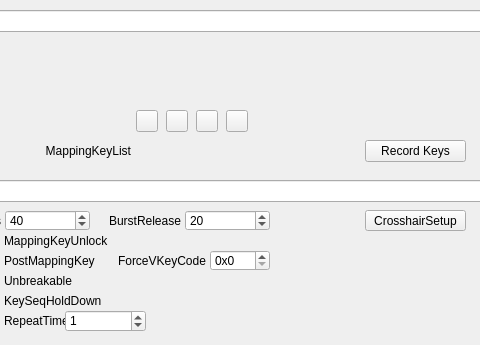
Before: the Qt Designer form QKeyMapper/qitemsetupdialog.ui in Zalafina/QKeyMapper, drawn with Qt 5; both pictures show x 245 to 725 and y 0 to 345 of the 820 by 345 pixel window.
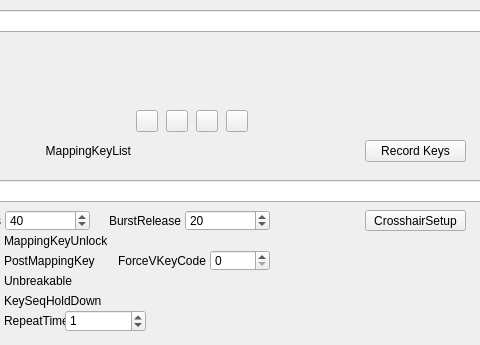
After: the same form once the commit is applied.

Patch:
```diff
--- a/QKeyMapper/qitemsetupdialog.ui
+++ b/QKeyMapper/qitemsetupdialog.ui
@@ -802,15 +802,6 @@
    <property name="focusPolicy">
     <enum>Qt::FocusPolicy::ClickFocus</enum>
    </property>
-   <property name="prefix">
-    <string>0x</string>
-   </property>
-   <property name="maximum">
-    <number>255</number>
-   </property>
-   <property name="displayIntegerBase">
-    <number>16</number>
-   </property>
   </widget>
   <widget class="QLabel" name="forceVKeyCodeLabel">
    <property name="geometry">
```
